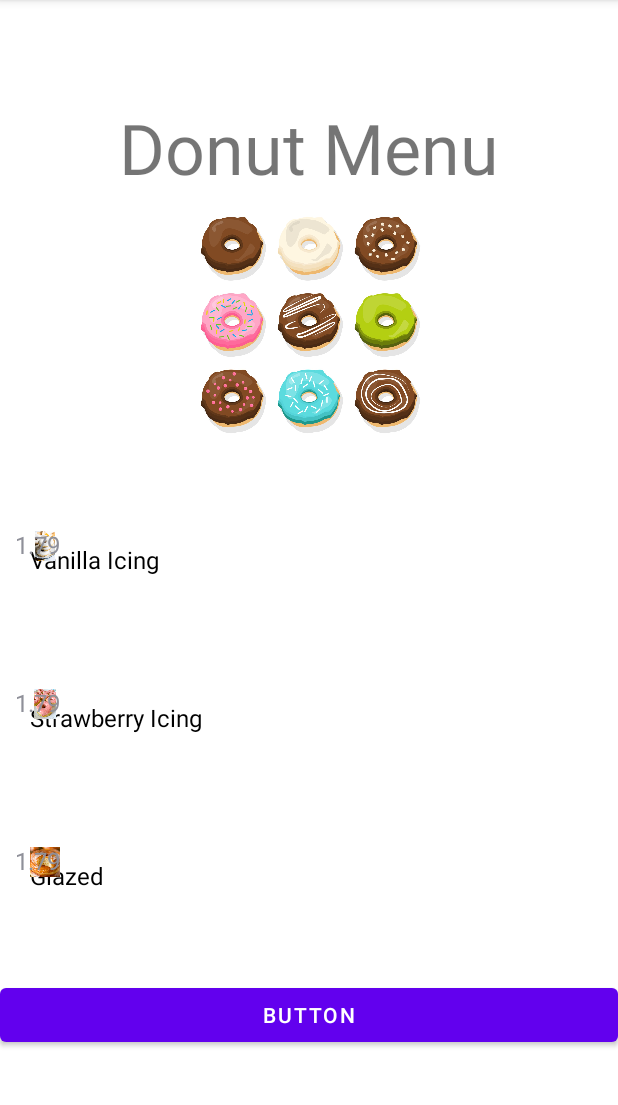
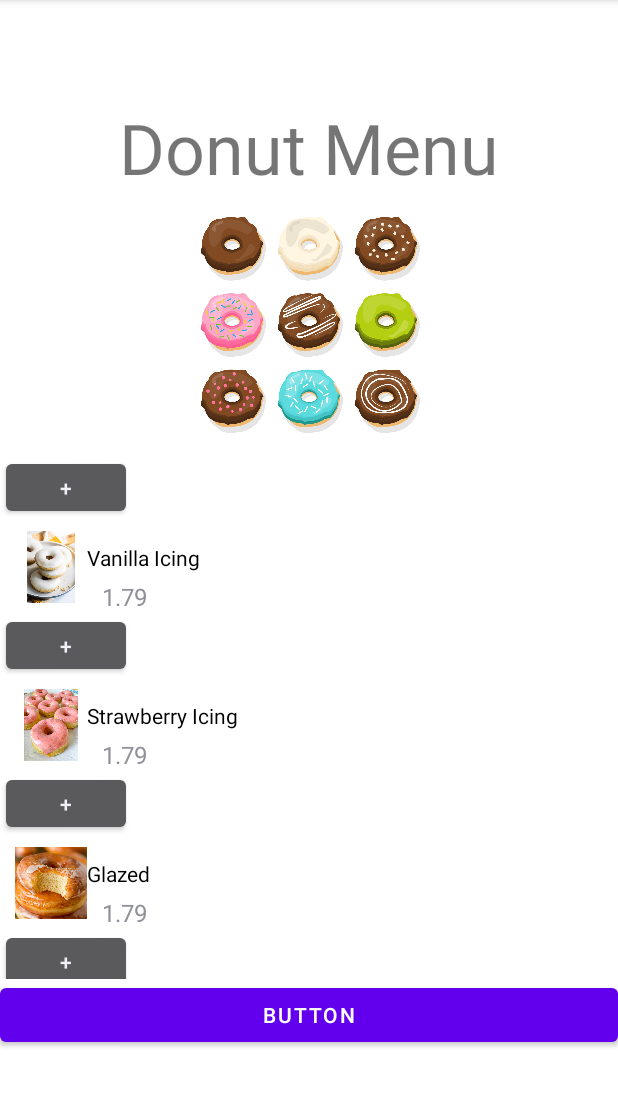
Before and after one commit to breazzzy/SoftwareMethodology_Project5, an Android app: the DonutActivity screen opened directly, with no data from a screen before it, scrolled down 485 dp, on a phone screen of 412 x 824 dp, the part 84-1189 px from its top. Run offline under Robolectric (Android 15) with nearby library versions, the phone set to English and light mode, and no system bars.

Commit message:
Donut class

```diff
--- a/app/src/main/java/com.group9.project5/model/DonutAdapter.java
+++ b/app/src/main/java/com.group9.project5/model/DonutAdapter.java
@@ -1,6 +1,9 @@
 package com.group9.project5.model;
 
+import android.app.AlertDialog;
 import android.content.Context;
+import android.content.DialogInterface;
+import android.content.Intent;
 import android.util.Log;
 import android.view.LayoutInflater;
 import android.view.View;
@@ -8,12 +11,14 @@ import android.view.ViewGroup;
 import android.widget.Button;
 import android.widget.ImageView;
 import android.widget.TextView;
+import android.widget.Toast;
 
 import androidx.annotation.NonNull;
 import androidx.constraintlayout.widget.ConstraintLayout;
 import androidx.recyclerview.widget.RecyclerView;
 
 import com.group9.project5.R;
+import com.group9.project5.activities.DonutSelectedActivity;
 
 import java.util.ArrayList;
 
@@ -56,17 +61,17 @@ public class DonutAdapter extends RecyclerView.Adapter<DonutAdapter.DonutHolder>
             donutView = (TextView) itemView.findViewById(R.id.donutFlavor);
             priceView = (TextView) itemView.findViewById(R.id.donutPrice);
             imageView = (ImageView) itemView.findViewById(R.id.donutImage);
-            /*btn_add = itemView.findViewById(R.id.btn_add);
+            btn_add = itemView.findViewById(R.id.btn_add);
             setAddButtonOnClick(itemView); //register the onClicklistener for the button on each row.
 
             /* set onClickListener for the row layout,
-             clicking on a row will navigate to another Activity
+             clicking on a row will navigate to another Activity*/
 
-            parentLayout.setOnClickListener(new View.OnClickListener() {
+            /*parentLayout.setOnClickListener(new View.OnClickListener() {
                 @Override
                 public void onClick(View view) {
                     Intent intent = new Intent(itemView.getContext(), DonutSelectedActivity.class);
-                    intent.putExtra("DONUT", donutname.getText());
+                    intent.putExtra("DONUT", donutView.getText());
                     itemView.getContext().startActivity(intent);
                 }
             });*/
@@ -77,31 +82,31 @@ public class DonutAdapter extends RecyclerView.Adapter<DonutAdapter.DonutHolder>
          * Clicking on the button will create an AlertDialog with the options of YES/NO.
          * @param itemView
          */
-      /*  private void setAddButtonOnClick(@NonNull View itemView) {
+        private void setAddButtonOnClick(@NonNull View itemView) {
             btn_add.setOnClickListener(new View.OnClickListener() {
                 @Override
                 public void onClick(View view) {
                     AlertDialog.Builder alert = new AlertDialog.Builder(itemView.getContext());
                     alert.setTitle("Add to order");
-                    alert.setMessage(donutname.getText().toString());
+                    alert.setMessage(donutView.getText().toString());
                     //handle the "YES" click
                     alert.setPositiveButton("yes", new DialogInterface.OnClickListener() {
                         public void onClick(DialogInterface dialog, int which) {
                             Toast.makeText(itemView.getContext(),
-                                    donutname.getText().toString() + " added.", Toast.LENGTH_LONG).show();
+                                    donutView.getText().toString() + " added.", Toast.LENGTH_LONG).show();
                         }
                         //handle the "NO" click
                     }).setNegativeButton("no", new DialogInterface.OnClickListener() {
                         public void onClick(DialogInterface dialog, int which) {
                             Toast.makeText(itemView.getContext(),
-                                    donutname.getText().toString() + " not added.", Toast.LENGTH_LONG).show();
+                                    donutView.getText().toString() + " not added.", Toast.LENGTH_LONG).show();
                         }
                     });
                     AlertDialog dialog = alert.create();
                     dialog.show();
                 }
             });
-        }*/
+        }
 
     }
 
--- a/app/src/main/res/layout/donut_card.xml
+++ b/app/src/main/res/layout/donut_card.xml
@@ -7,34 +7,45 @@
 
 
     <TextView
-        android:layout_width="200dp"
+        android:layout_width="match_parent"
         android:id="@+id/donutFlavor"
-        android:textSize="16sp"
-        android:layout_marginStart="20dp"
         android:text="First Exam"
         android:textColor="@color/black"
         android:layout_marginEnd="20dp"
-        android:maxLines="1"
         android:layout_marginTop="15dp"
-        android:layout_height="wrap_content"/>
+        android:layout_height="wrap_content"
+        android:layout_toEndOf="@id/donutImage"/>
 
     <ImageView
         android:id="@+id/donutImage"
-        android:layout_width="20dp"
-        android:layout_height="20dp"
-        android:layout_marginStart="20dp"
+        android:layout_width="48dp"
+        android:layout_height="48dp"
+        android:layout_marginStart="10dp"
         android:layout_marginTop="7dp"/>
 
     <TextView
         android:id="@+id/donutPrice"
-        android:layout_width="wrap_content"
+        android:layout_width="match_parent"
         android:layout_height="wrap_content"
         android:layout_marginTop="5dp"
         android:layout_marginEnd="20dp"
         android:layout_marginStart="10dp"
-        android:gravity="center"
         android:text="May 23, 2015"
-        android:textSize="16sp"/>
+        android:textSize="16sp"
+        android:layout_below="@id/donutFlavor"
+        android:layout_toEndOf="@id/donutImage"/>
+
+    <Button
+        android:id="@+id/btn_add"
+        android:layout_width="wrap_content"
+        android:layout_height="wrap_content"
+        android:layout_below="@id/donutPrice"
+        android:text="+" />
+
+    <LinearLayout
+        android:layout_width="match_parent"
+        android:layout_height="2dp"
+        android:layout_below="@+id/btn_add"/>
 
 
 </RelativeLayout>
```
